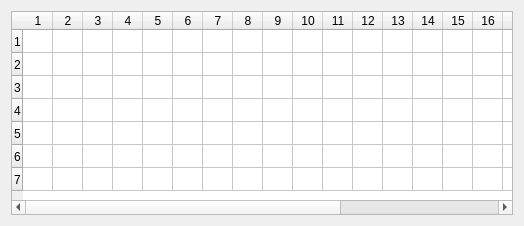
Above: rave/utils/daypartgrid.ui from pgathogo/raven before the change. Below: the same form after it.
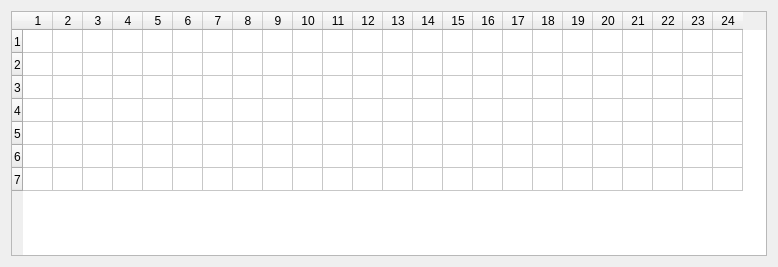
That is the form after the change.

Diff of the .ui file:
```diff
--- a/rave/utils/daypartgrid.ui
+++ b/rave/utils/daypartgrid.ui
@@ -6,8 +6,8 @@
    <rect>
     <x>0</x>
     <y>0</y>
-    <width>524</width>
-    <height>226</height>
+    <width>778</width>
+    <height>267</height>
    </rect>
   </property>
   <property name="windowTitle">
@@ -16,6 +16,12 @@
   <layout class="QVBoxLayout" name="verticalLayout">
    <item>
     <widget class="QTableWidget" name="twDaypart">
+     <property name="sizeAdjustPolicy">
+      <enum>QAbstractScrollArea::AdjustIgnored</enum>
+     </property>
+     <property name="editTriggers">
+      <set>QAbstractItemView::NoEditTriggers</set>
+     </property>
      <property name="rowCount">
       <number>7</number>
      </property>
```
